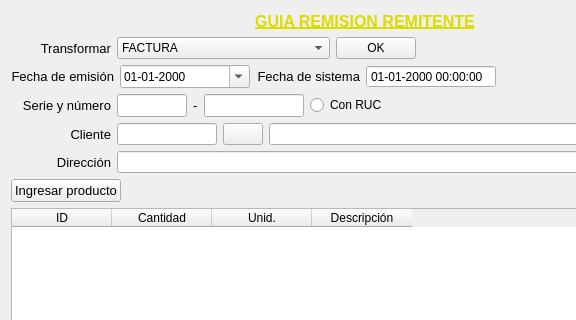
Qt form Venta/ventaguiarr.ui (radtek/manager) before a commit; both pictures show x 0 to 576 and y 0 to 320 of the 730 by 450 pixel window.
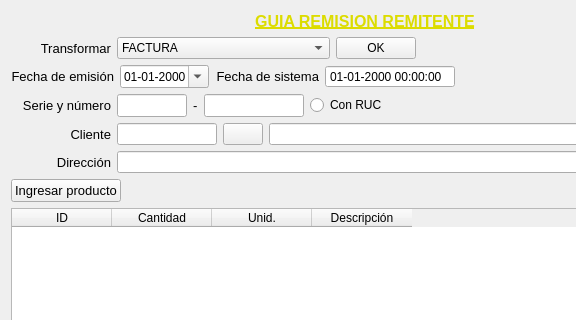
The same form after that commit. Icons and pictures are not drawn.

```diff
--- a/Venta/ventaguiarr.ui
+++ b/Venta/ventaguiarr.ui
@@ -159,19 +159,7 @@
       </widget>
      </item>
      <item>
-      <widget class="QDateTimeEdit" name="dateTimeEdit_emision">
-       <property name="sizePolicy">
-        <sizepolicy hsizetype="Preferred" vsizetype="Fixed">
-         <horstretch>0</horstretch>
-         <verstretch>0</verstretch>
-        </sizepolicy>
-       </property>
-       <property name="minimumSize">
-        <size>
-         <width>130</width>
-         <height>0</height>
-        </size>
-       </property>
+      <widget class="QDateEdit" name="dateEdit_emision">
        <property name="displayFormat">
         <string>dd-MM-yyyy</string>
        </property>
```
Left out of the diff: 1 changed line with no effect on the pictures.
